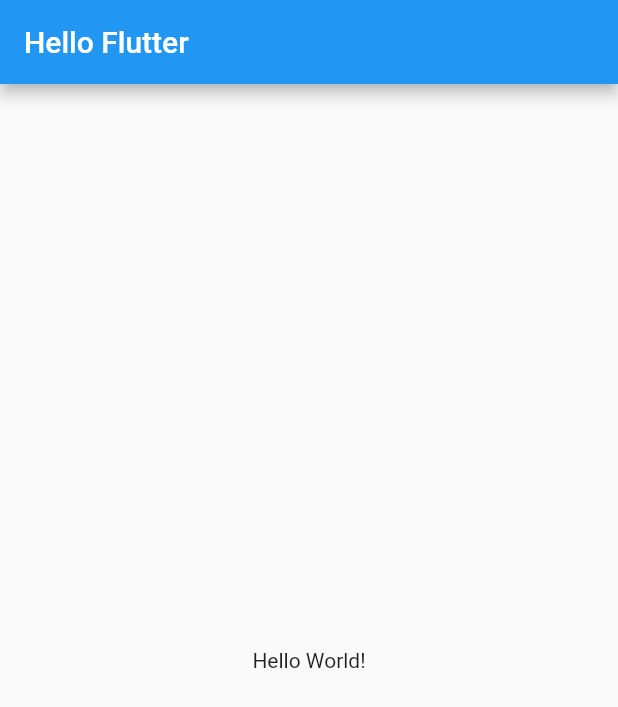
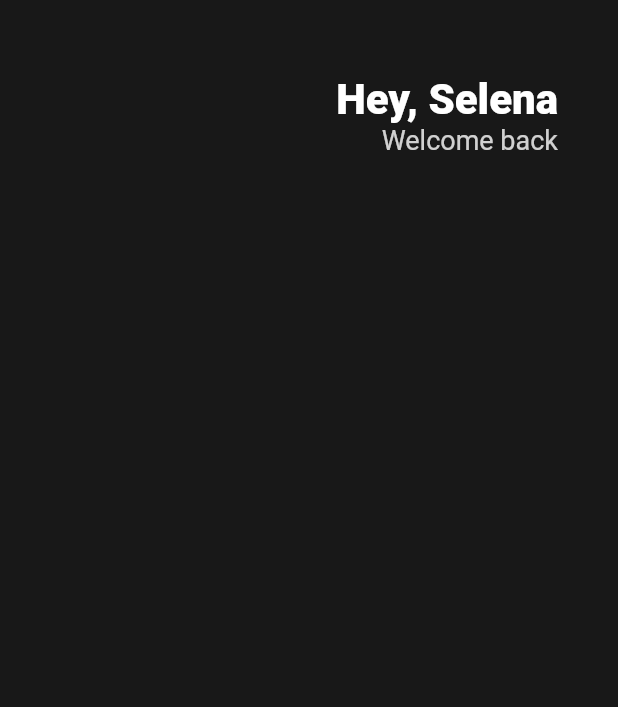
Before and after one commit to ryugibo/nomadcoders-flutter-for-beginners, a Flutter app: the screen it shows after launch, on a phone screen of 412 x 824 dp. Shown: the top 707 px of the screen. Run offline on Flutter 3.47's test engine with Material 2 defaults, Android fonts, the phone set to English and light mode, and no system bars.

Commit message:
:memo: #3.0 Header

```diff
--- a/toonflix/lib/main.dart
+++ b/toonflix/lib/main.dart
@@ -9,11 +9,43 @@ class App extends StatelessWidget {
   Widget build(BuildContext context) {
     return MaterialApp(
       home: Scaffold(
-        appBar: AppBar(
-          title: Text('Hello Flutter'),
-        ),
-        body: Center(
-          child: Text("Hello World!"),
+        backgroundColor: Color(0xFF181818),
+        body: Padding(
+          padding: EdgeInsets.symmetric(
+            horizontal: 40,
+          ),
+          child: Column(
+            children: [
+              SizedBox(
+                height: 50,
+              ),
+              Row(
+                mainAxisAlignment: MainAxisAlignment.end,
+                children: [
+                  Column(
+                    crossAxisAlignment: CrossAxisAlignment.end,
+                    children: [
+                      Text(
+                        "Hey, Selena",
+                        style: TextStyle(
+                          color: Colors.white,
+                          fontSize: 28,
+                          fontWeight: FontWeight.w800,
+                        ),
+                      ),
+                      Text(
+                        "Welcome back",
+                        style: TextStyle(
+                          color: Colors.white.withOpacity(0.8),
+                          fontSize: 18,
+                        ),
+                      ),
+                    ],
+                  ),
+                ],
+              )
+            ],
+          ),
         ),
       ),
     );
```
